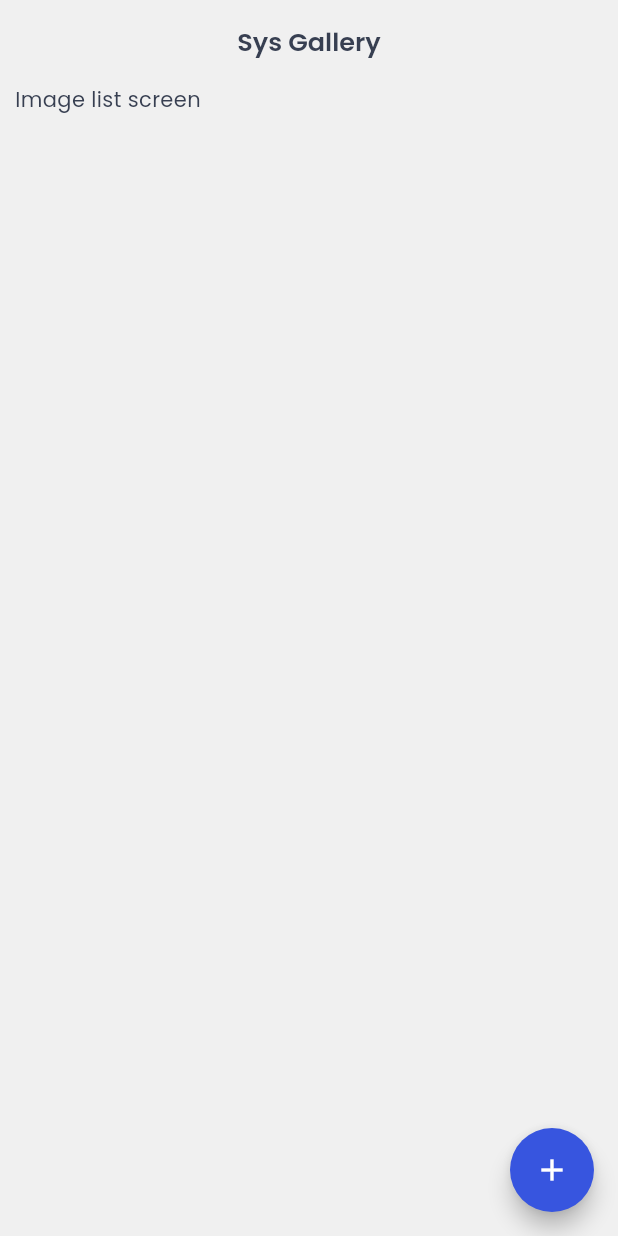
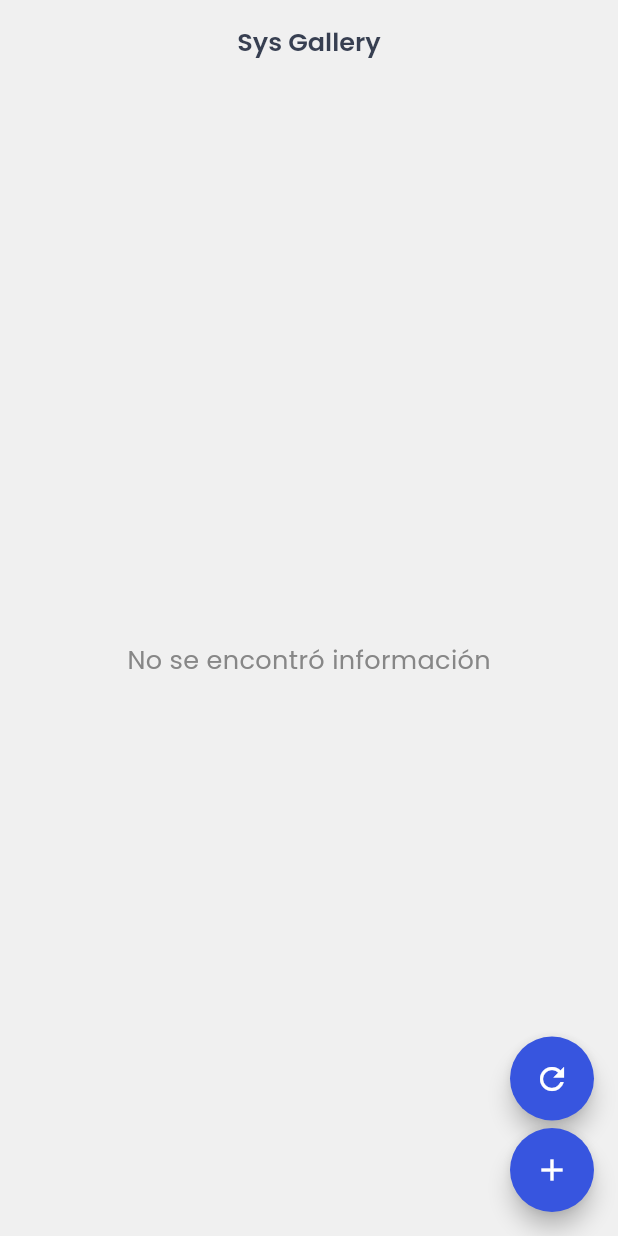
Before and after one commit to DAArbelaez/sys_gallery, a Flutter app: the screen it shows after launch, on a phone screen of 412 x 824 dp. Run offline on Flutter 3.47's test engine with Material 3 defaults, Android fonts, the phone set to English and light mode, and no system bars; our stand-ins replace file_picker, firebase_core, firebase_crashlytics, firebase_database, flutter_dotenv, go_router and 2 more; accounts and stored records are empty.

Commit message:
Fetch image list

```diff
--- a/lib/main.dart
+++ b/lib/main.dart
@@ -4,8 +4,10 @@ import 'package:firebase_core/firebase_core.dart';
 import 'package:firebase_crashlytics/firebase_crashlytics.dart';
 import 'package:flutter/material.dart';
 import 'package:flutter_dotenv/flutter_dotenv.dart';
+import 'package:provider/provider.dart';
 import 'package:sys_gallery/firebase/firebase_options.dart';
 import 'package:sys_gallery/src/common/navigation/go_router.dart';
+import 'package:sys_gallery/src/common/navigation/providers.dart';
 import 'package:sys_gallery/src/themes/light_theme.dart';
 
 void main() async {
@@ -33,11 +35,14 @@ class MyApp extends StatelessWidget {
 
   @override
   Widget build(BuildContext context) {
-    return MaterialApp.router(
-      debugShowCheckedModeBanner: false,
-      themeMode: ThemeMode.light,
-      theme: lightTheme,
-      routerConfig: appRoutes,
+    return MultiProvider(
+      providers: appProviders,
+      child: MaterialApp.router(
+        debugShowCheckedModeBanner: false,
+        themeMode: ThemeMode.light,
+        theme: lightTheme,
+        routerConfig: appRoutes,
+      ),
     );
   }
 }
--- /dev/null
+++ b/lib/src/common/navigation/providers.dart
@@ -0,0 +1,9 @@
+
+import 'package:provider/provider.dart';
+import 'package:provider/single_child_widget.dart';
+import 'package:sys_gallery/src/features/images/image_list/presentation/controller/image_list_controller.dart';
+
+/// Get the provider used in the app
+List<SingleChildWidget> get appProviders => [
+  ChangeNotifierProvider(create: (_) => ImageListController()),
+];
--- a/lib/src/constants/sg_icons.dart
+++ b/lib/src/constants/sg_icons.dart
@@ -4,6 +4,8 @@ import 'package:sys_gallery/src/constants/app_colors_constants.dart';
 //Icons
 
 const kAddIcon = Icon(Icons.add, color: kWhite);
+
+const kRefreshIcon = Icon(Icons.refresh, color: kWhite);
 
 const kAddDarkIcon = Icon(Icons.add, color: kDark, size: 44);
 
--- a/lib/src/features/images/add_image/domain/image_data_model.dart
+++ b/lib/src/features/common/domain/image_data_model.dart
@@ -8,9 +8,9 @@ class ImageDataModel {
 
   final String title;
 
-  final String? description;
+  final String description;
 
-  final String? imageBase64;
+  final String imageBase64;
 
   const ImageDataModel({
     required this.id,
--- a/lib/src/features/images/add_image/presentation/controller/add_image_controller.dart
+++ b/lib/src/features/images/add_image/presentation/controller/add_image_controller.dart
@@ -10,7 +10,7 @@ import 'package:sys_gallery/src/common/presentation/custom_confirm_dialog.dart';
 import 'package:sys_gallery/src/common/presentation/loading_dialog.dart';
 import 'package:sys_gallery/src/constants/button_style_constants.dart';
 import 'package:sys_gallery/src/constants/sg_icons.dart';
-import 'package:sys_gallery/src/features/images/add_image/domain/image_data_model.dart';
+import 'package:sys_gallery/src/features/common/domain/image_data_model.dart';
 import 'package:sys_gallery/src/utils/base_provider.dart';
 import 'package:sys_gallery/src/utils/error_handler.dart';
 
--- a/lib/src/features/images/image_list/presentation/image_list_screen.dart
+++ b/lib/src/features/images/image_list/presentation/image_list_screen.dart
@@ -1,15 +1,31 @@
 import 'package:flutter/material.dart';
+import 'package:flutter_staggered_grid_view/flutter_staggered_grid_view.dart';
 import 'package:go_router/go_router.dart';
+import 'package:provider/provider.dart';
+import 'package:sys_gallery/src/common/presentation/image_card.dart';
 import 'package:sys_gallery/src/constants/app_colors_constants.dart';
 import 'package:sys_gallery/src/constants/cm_constants.dart';
 import 'package:sys_gallery/src/constants/sg_icons.dart';
 import 'package:sys_gallery/src/constants/text_constants.dart';
 import 'package:sys_gallery/src/features/images/add_image/presentation/add_image_screen.dart';
+import 'package:sys_gallery/src/features/images/image_list/presentation/controller/image_list_controller.dart';
+import 'package:sys_gallery/src/utils/base_provider.dart';
 
-class ImageListScreen extends StatelessWidget {
+class ImageListScreen extends StatefulWidget {
   const ImageListScreen({super.key});
 
   static const path = '/';
+
+  @override
+  State<ImageListScreen> createState() => _ImageListScreenState();
+}
+
+class _ImageListScreenState extends State<ImageListScreen> {
+  @override
+  void initState() {
+    super.initState();
+    Future.microtask(() => context.read<ImageListController>().fetchImages());
+  }
 
   @override
   Widget build(BuildContext context) {
@@ -19,16 +35,55 @@ class ImageListScreen extends StatelessWidget {
         title: Text("Sys Gallery", style: kSubtitleTextStyle.copyWith(fontWeight: FontWeight.w600)),
         centerTitle: true,
       ),
-      floatingActionButton: FloatingActionButton(
-        onPressed: () => context.push(AddImageScreen.path),
-        backgroundColor: kRoyalBluePrimary,
-        shape: const StadiumBorder(),
-        child: kAddIcon,
+      floatingActionButton: Column(
+        mainAxisSize: MainAxisSize.min,
+        children: [
+          FloatingActionButton(
+            onPressed: () => context.read<ImageListController>().fetchImages(),
+            backgroundColor: kRoyalBluePrimary,
+            shape: const StadiumBorder(),
+            child: kRefreshIcon,
+          ),
+          const SizedBox(height: 5),
+          FloatingActionButton(
+            onPressed: () => context.push(AddImageScreen.path),
+            backgroundColor: kRoyalBluePrimary,
+            shape: const StadiumBorder(),
+            child: kAddIcon,
+          ),
+        ],
       ),
       backgroundColor: kLightSilver,
-      body: const Padding(
+      body: Padding(
         padding: kPagePadding,
-        child: Text('Image list screen'),
+        child: Consumer<ImageListController>(
+          builder: (context, ref, child) {
+            switch (ref.getCurrentState) {
+              case ProviderState.success:
+                final list = ref.imageList;
+
+                return RefreshIndicator(
+                  onRefresh: () => ref.fetchImages(),
+                  child: StaggeredGridView.countBuilder(
+                    crossAxisCount: 2,
+                    itemCount: list.length,
+                    itemBuilder: (context, index) {
+                      final image = list[index];
+                      return ImageCard(image);
+                    },
+                    staggeredTileBuilder: (int index) => const StaggeredTile.fit(1),
+                    mainAxisSpacing: 8.0,
+                    crossAxisSpacing: 8.0,
+                  ),
+                );
+              case ProviderState.dataNotFound:
+                return Center(
+                    child: Text("No se encontró información", style: kSubtitleTextStyle.copyWith(color: kDark)));
+              default:
+                return const Center(child: CircularProgressIndicator());
+            }
+          },
+        ),
       ),
     );
   }
--- a/pubspec.yaml
+++ b/pubspec.yaml
@@ -19,6 +19,7 @@ dependencies:
   firebase_database: ^11.0.4
   logger: ^2.4.0
   lottie: ^3.1.2
+  flutter_staggered_grid_view: ^0.4.0
 
   # Firebase packages
   firebase_core: ^3.3.0
```
Also changed, not shown: lib/src/common/presentation/image_card.dart (added, +41 -0 lines), lib/src/features/images/image_list/presentation/controller/image_list_controller.dart (added, +46 -0 lines), lib/src/features/common/domain/image_data_model.g.dart.
